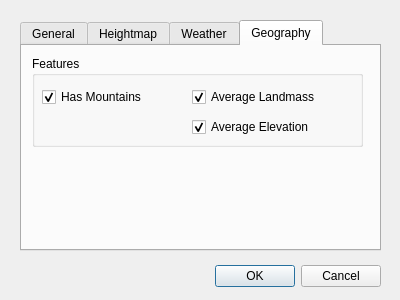
psi29a/worldsynth, file data/qt4/dNewWorld.ui: the form before one commit.
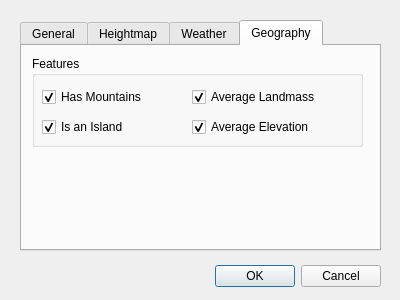
The form after the commit. The open tabs and pages were chosen to show the change. Icons and pictures are not drawn.

Commit message: added  island to configurables and completed import/export with 16-bit greyscale support

Patch:
```diff
--- a/data/qt4/dNewWorld.ui
+++ b/data/qt4/dNewWorld.ui
@@ -512,6 +512,22 @@
        <bool>true</bool>
       </property>
      </widget>
+     <widget class="QCheckBox" name="cbIslands">
+      <property name="geometry">
+       <rect>
+        <x>10</x>
+        <y>60</y>
+        <width>131</width>
+        <height>22</height>
+       </rect>
+      </property>
+      <property name="text">
+       <string>Is an Island</string>
+      </property>
+      <property name="checked">
+       <bool>true</bool>
+      </property>
+     </widget>
     </widget>
    </widget>
   </widget>
```
Left out of the diff: 2 changed lines with no effect on the pictures. The commit also changes 2 other files.
